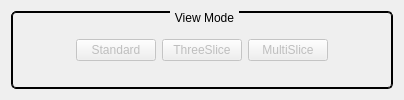
mantidproject/mantid, file Code/Mantid/Vates/VatesSimpleGui/QtWidgets/inc/MantidVatesSimpleGuiQtWidgets/ModeControlWidget.ui: the form before one commit.
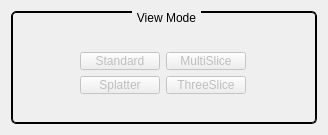
The form after the commit.

Commit message: Adding new view to mode control. This refs #3929.

The edit to the form file:
```diff
--- a/Code/Mantid/Vates/VatesSimpleGui/QtWidgets/inc/MantidVatesSimpleGuiQtWidgets/ModeControlWidget.ui
+++ b/Code/Mantid/Vates/VatesSimpleGui/QtWidgets/inc/MantidVatesSimpleGuiQtWidgets/ModeControlWidget.ui
@@ -6,8 +6,8 @@
    <rect>
     <x>0</x>
     <y>0</y>
-    <width>404</width>
-    <height>100</height>
+    <width>328</width>
+    <height>135</height>
    </rect>
   </property>
   <property name="sizePolicy">
@@ -25,8 +25,8 @@
   <property name="windowTitle">
    <string>ModeControlWidget</string>
   </property>
-  <layout class="QGridLayout" name="gridLayout_2">
-   <item row="0" column="0">
+  <layout class="QVBoxLayout" name="verticalLayout">
+   <item>
     <widget class="QGroupBox" name="modeControlBox">
      <property name="styleSheet">
       <string notr="true">QGroupBox { 
@@ -50,8 +50,15 @@
      <property name="flat">
       <bool>false</bool>
      </property>
-     <layout class="QVBoxLayout" name="verticalLayout">
-      <item>
+     <widget class="QWidget" name="">
+      <property name="geometry">
+       <rect>
+        <x>12</x>
+        <y>30</y>
+        <width>279</width>
+        <height>64</height>
+       </rect>
+      </property>
        <layout class="QGridLayout" name="gridLayout">
         <item row="0" column="0">
          <spacer name="horizontalSpacer">
@@ -77,16 +84,6 @@
          </widget>
         </item>
         <item row="0" column="2">
-         <widget class="QPushButton" name="threeSliceButton">
-          <property name="enabled">
-           <bool>false</bool>
-          </property>
-          <property name="text">
-           <string>ThreeSlice</string>
-          </property>
-         </widget>
-        </item>
-        <item row="0" column="3">
          <widget class="QPushButton" name="multiSliceButton">
           <property name="enabled">
            <bool>false</bool>
@@ -96,7 +93,7 @@
           </property>
          </widget>
         </item>
-        <item row="0" column="4">
+       <item row="0" column="3">
          <spacer name="horizontalSpacer_2">
           <property name="orientation">
            <enum>Qt::Horizontal</enum>
@@ -109,9 +106,54 @@
           </property>
          </spacer>
         </item>
-       </layout>
-      </item>
-     </layout>
+       <item row="1" column="0">
+        <spacer name="horizontalSpacer_3">
+         <property name="orientation">
+          <enum>Qt::Horizontal</enum>
+         </property>
+         <property name="sizeHint" stdset="0">
+          <size>
+           <width>40</width>
+           <height>20</height>
+          </size>
+         </property>
+        </spacer>
+       </item>
+       <item row="1" column="1">
+        <widget class="QPushButton" name="splatterPlotButton">
+         <property name="enabled">
+          <bool>false</bool>
+         </property>
+         <property name="text">
+          <string>Splatter</string>
+         </property>
+        </widget>
+       </item>
+       <item row="1" column="2">
+        <widget class="QPushButton" name="threeSliceButton">
+         <property name="enabled">
+          <bool>false</bool>
+         </property>
+         <property name="text">
+          <string>ThreeSlice</string>
+         </property>
+        </widget>
+       </item>
+       <item row="1" column="3">
+        <spacer name="horizontalSpacer_4">
+         <property name="orientation">
+          <enum>Qt::Horizontal</enum>
+         </property>
+         <property name="sizeHint" stdset="0">
+          <size>
+           <width>40</width>
+           <height>20</height>
+          </size>
+         </property>
+        </spacer>
+       </item>
+      </layout>
+     </widget>
     </widget>
    </item>
   </layout>
```
Lines whose indentation alone changed are shown as unchanged. The commit also changes 2 other files.
